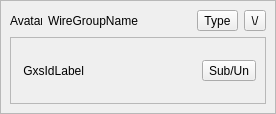
Before: the Qt Designer form retroshare-gui/src/gui/TheWire/WireGroupItem.ui in RetroShare/RetroShare, drawn with Qt 5.
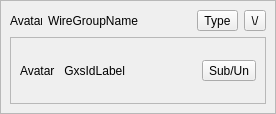
After: the same form once the commit is applied. Icons and pictures are not drawn. Custom widgets are drawn as their Qt base class.

```diff
--- a/retroshare-gui/src/gui/TheWire/WireGroupItem.ui
+++ b/retroshare-gui/src/gui/TheWire/WireGroupItem.ui
@@ -38,7 +38,7 @@
       <item>
        <layout class="QHBoxLayout" name="horizontalLayout_2">
         <item>
-         <widget class="QLabel" name="label_avatar">
+         <widget class="QLabel" name="label_headshot">
           <property name="maximumSize">
            <size>
             <width>32</width>
@@ -102,6 +102,13 @@
          <enum>QFrame::Raised</enum>
         </property>
         <layout class="QHBoxLayout" name="horizontalLayout_3">
+         <item>
+          <widget class="QLabel" name="label_avatar">
+           <property name="text">
+            <string>Avatar</string>
+           </property>
+          </widget>
+         </item>
          <item>
           <widget class="GxsIdLabel" name="label_authorId">
            <property name="text">
```
